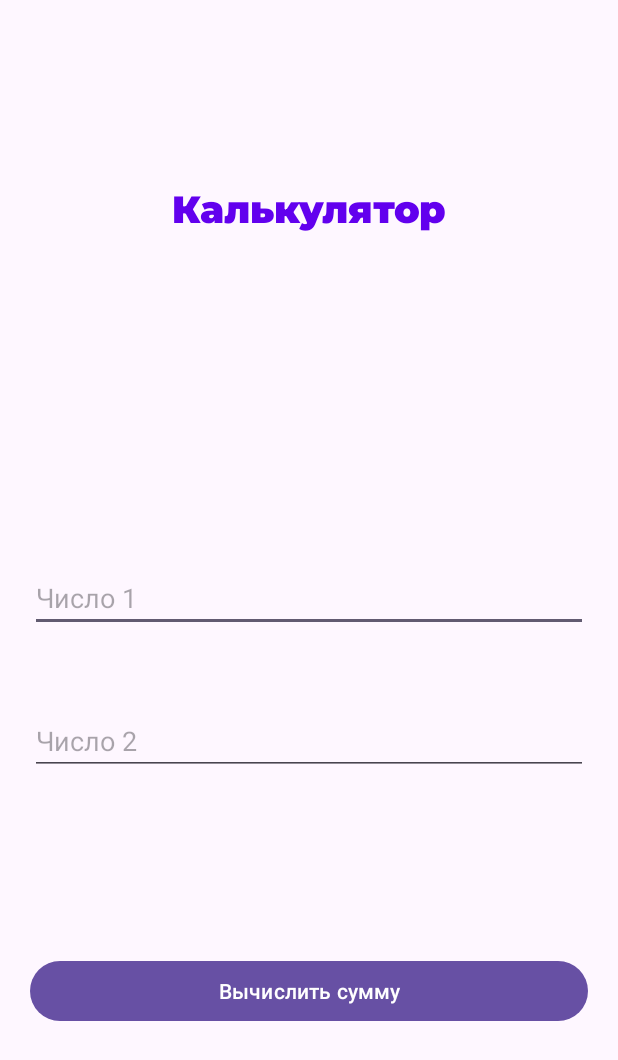
After one commit to George-art78/Android_411, an Android app: the MainActivity2 screen opened directly, with no data from a screen before it, on a phone screen of 412 x 824 dp. The commit adds this screen. Shown: the top 1060 px of the screen. Run offline under Robolectric (Android 15) with nearby library versions, the phone set to English and light mode, and no system bars.

Commit message:
class work

```diff
--- /dev/null
+++ b/app/src/main/java/com/example/first/MainActivity2.java
@@ -0,0 +1,46 @@
+package com.example.first;
+
+import android.os.Bundle;
+import android.view.View;
+import android.widget.Button;
+import android.widget.EditText;
+import android.widget.TextView;
+
+import androidx.activity.EdgeToEdge;
+import androidx.appcompat.app.AppCompatActivity;
+import androidx.core.graphics.Insets;
+import androidx.core.view.ViewCompat;
+import androidx.core.view.WindowInsetsCompat;
+
+public class MainActivity2 extends AppCompatActivity {
+
+    private TextView result;
+    private EditText num1, num2;
+    private Button button;
+
+    @Override
+    protected void onCreate(Bundle savedInstanceState) {
+        super.onCreate(savedInstanceState);
+//        EdgeToEdge.enable(this);
+        setContentView(R.layout.activity_main2);
+//        ViewCompat.setOnApplyWindowInsetsListener(findViewById(R.id.main), (v, insets) -> {
+//            Insets systemBars = insets.getInsets(WindowInsetsCompat.Type.systemBars());
+//            v.setPadding(systemBars.left, systemBars.top, systemBars.right, systemBars.bottom);
+//            return insets;
+//        });
+        result = findViewById(R.id.result);
+        num1 = findViewById(R.id.editNumber1);
+        num2 = findViewById(R.id.editNumber2);
+        button = findViewById(R.id.culcSum);
+
+        button.setOnClickListener(new View.OnClickListener() {
+            @Override
+            public void onClick(View v) {
+                Integer number1 = Integer.parseInt(num1.getText().toString());
+                Integer number2 = Integer.parseInt(num2.getText().toString());
+
+                result.setText(String.valueOf(number1 + number2));
+            }
+        });
+    }
+}
--- /dev/null
+++ b/app/src/main/res/layout/activity_main2.xml
@@ -0,0 +1,61 @@
+<?xml version="1.0" encoding="utf-8"?>
+<androidx.constraintlayout.widget.ConstraintLayout xmlns:android="http://schemas.android.com/apk/res/android"
+    xmlns:app="http://schemas.android.com/apk/res-auto"
+    xmlns:tools="http://schemas.android.com/tools"
+    android:id="@+id/main"
+    android:layout_width="match_parent"
+    android:layout_height="match_parent"
+    tools:context=".MainActivity2"
+    android:layout_margin="20dp">
+
+    <TextView
+        android:id="@+id/result"
+        android:layout_width="wrap_content"
+        android:layout_height="wrap_content"
+        android:layout_marginTop="100dp"
+        android:fontFamily="@font/montserrat_black"
+        android:text="@string/logo_text"
+        android:textColor="@color/design_default_color_primary"
+        android:textSize="25sp"
+        app:layout_constraintEnd_toEndOf="parent"
+
+        app:layout_constraintStart_toStartOf="parent"
+        app:layout_constraintTop_toTopOf="parent" />
+
+    <EditText
+        android:id="@+id/editNumber1"
+        android:layout_width="0dp"
+        android:layout_height="wrap_content"
+        android:autofillHints="no"
+        android:ems="10"
+        android:hint="@string/number_1"
+        android:layout_marginTop="220dp"
+        android:inputType="number"
+        app:layout_constraintEnd_toEndOf="parent"
+        app:layout_constraintStart_toStartOf="parent"
+        app:layout_constraintTop_toBottomOf="@+id/result" />
+
+    <EditText
+        android:id="@+id/editNumber2"
+        android:layout_width="0dp"
+        android:layout_height="wrap_content"
+        android:autofillHints="no"
+        android:layout_marginTop="50dp"
+        android:ems="10"
+        android:hint="@string/number_2"
+        android:inputType="number"
+        app:layout_constraintEnd_toEndOf="parent"
+        app:layout_constraintStart_toStartOf="parent"
+        app:layout_constraintTop_toBottomOf="@+id/editNumber1" />
+
+    <Button
+        android:id="@+id/culcSum"
+        android:layout_width="0dp"
+        android:layout_height="wrap_content"
+        android:text="@string/sub_btn"
+        app:layout_constraintBottom_toBottomOf="parent"
+        app:layout_constraintEnd_toEndOf="parent"
+        app:layout_constraintHorizontal_bias="0.498"
+        app:layout_constraintStart_toStartOf="parent"
+        app:layout_constraintTop_toBottomOf="@+id/editNumber2" />
+</androidx.constraintlayout.widget.ConstraintLayout>
--- a/app/src/main/res/values/strings.xml
+++ b/app/src/main/res/values/strings.xml
@@ -9,4 +9,9 @@
     <string name="text1">Что нужно сделать, если магия применена?</string>
     <string name="correction">Обливиэйт!</string>
 
+    <string name="logo_text">Калькулятор</string>
+    <string name="number_1">Число 1</string>
+    <string name="number_2">Число 2</string>
+    <string name="sub_btn">Вычислить сумму</string>
+
 </resources>
```
Also changed, not shown: app/src/main/AndroidManifest.xml (+18 -0 lines), app/src/main/java/com/example/first/MainActivity.java (+30 -30 lines), app/src/main/java/com/example/first/MainActivity3.java (added, +71 -0 lines), app/src/main/res/layout/activity_main3.xml (added, +58 -0 lines), app/src/main/res/font/montserrat_black.ttf (added), 1 other file.
